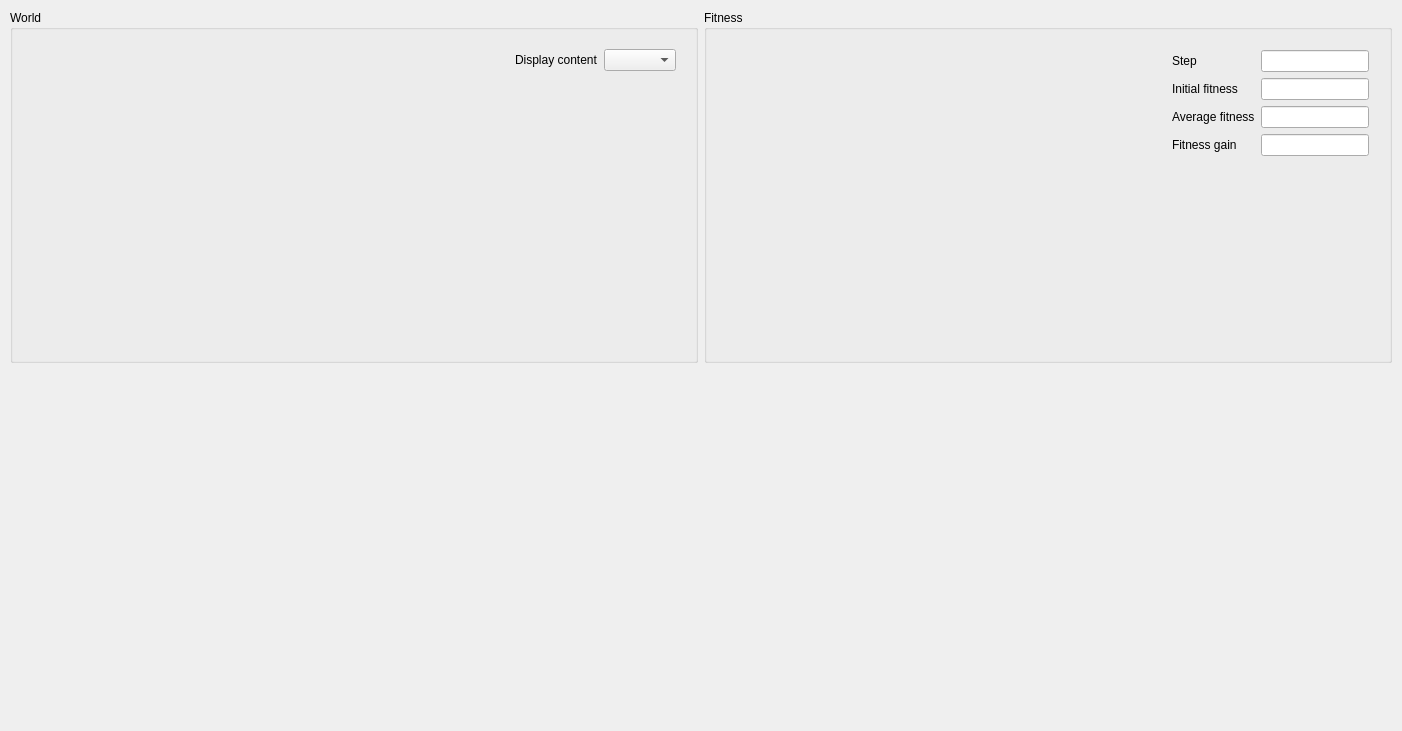
Above: src/libs/ecoscope/gep_scope_main_window.ui from FrankBlabu/GenePool before the change. Below: the same form after it.
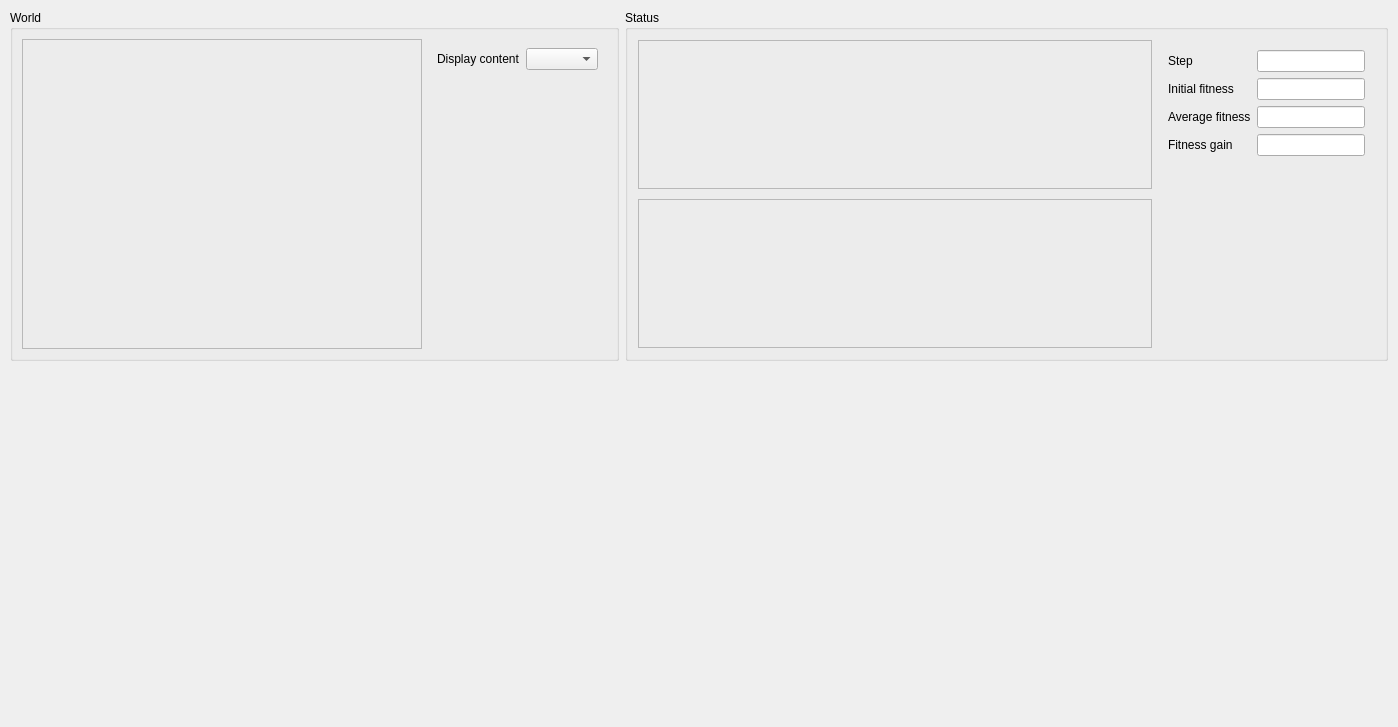
That is the form after the change.

Commit message: System temperature added.

Diff of the .ui file:
```diff
--- a/src/libs/ecoscope/gep_scope_main_window.ui
+++ b/src/libs/ecoscope/gep_scope_main_window.ui
@@ -6,8 +6,8 @@
    <rect>
     <x>0</x>
     <y>0</y>
-    <width>1402</width>
-    <height>731</height>
+    <width>1398</width>
+    <height>727</height>
    </rect>
   </property>
   <property name="windowTitle">
@@ -23,23 +23,20 @@
       <string>World</string>
      </property>
      <layout class="QGridLayout" name="gridLayout_4">
-      <property name="margin">
-       <number>10</number>
-      </property>
       <item row="0" column="0">
-       <widget class="QWidget" name="_world_display_frame" native="true">
-        <property name="sizePolicy">
-         <sizepolicy hsizetype="Expanding" vsizetype="Expanding">
-          <horstretch>0</horstretch>
-          <verstretch>0</verstretch>
-         </sizepolicy>
-        </property>
+       <widget class="QFrame" name="_world_display_frame">
         <property name="minimumSize">
          <size>
           <width>400</width>
           <height>300</height>
          </size>
         </property>
+        <property name="frameShape">
+         <enum>QFrame::StyledPanel</enum>
+        </property>
+        <property name="frameShadow">
+         <enum>QFrame::Plain</enum>
+        </property>
        </widget>
       </item>
       <item row="0" column="1">
@@ -62,8 +59,8 @@
            </property>
            <property name="sizeHint" stdset="0">
             <size>
-             <width>0</width>
-             <height>129</height>
+             <width>10</width>
+             <height>10</height>
             </size>
            </property>
           </spacer>
@@ -75,9 +72,9 @@
     </widget>
    </item>
    <item row="0" column="1">
-    <widget class="QGroupBox" name="_fitness_frame">
+    <widget class="QGroupBox" name="_status_frame">
      <property name="title">
-      <string>Fitness</string>
+      <string>Status</string>
      </property>
      <layout class="QGridLayout" name="gridLayout_3">
       <property name="margin">
@@ -97,6 +94,37 @@
           <height>300</height>
          </size>
         </property>
+        <layout class="QGridLayout" name="gridLayout_6">
+         <property name="margin">
+          <number>0</number>
+         </property>
+         <property name="spacing">
+          <number>10</number>
+         </property>
+         <item row="0" column="0">
+          <widget class="QFrame" name="_fitness_frame">
+           <property name="frameShape">
+            <enum>QFrame::StyledPanel</enum>
+           </property>
+           <property name="frameShadow">
+            <enum>QFrame::Plain</enum>
+           </property>
+          </widget>
+         </item>
+         <item row="1" column="0">
+          <widget class="QFrame" name="_temperature_frame">
+           <property name="frameShape">
+            <enum>QFrame::StyledPanel</enum>
+           </property>
+           <property name="frameShadow">
+            <enum>QFrame::Plain</enum>
+           </property>
+           <property name="midLineWidth">
+            <number>0</number>
+           </property>
+          </widget>
+         </item>
+        </layout>
        </widget>
       </item>
       <item row="0" column="1">
```
The commit also changes 17 other files.
